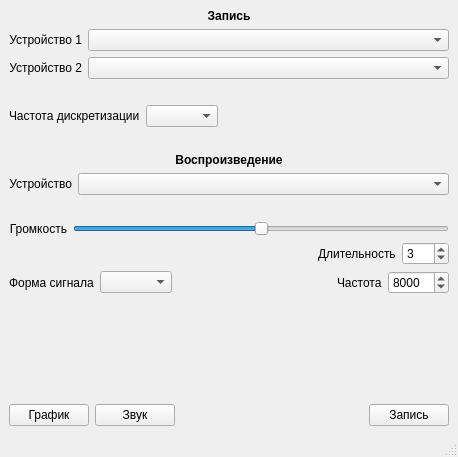
Old version of the form main.ui in the repository honeyxanny/epic-stethoscope.
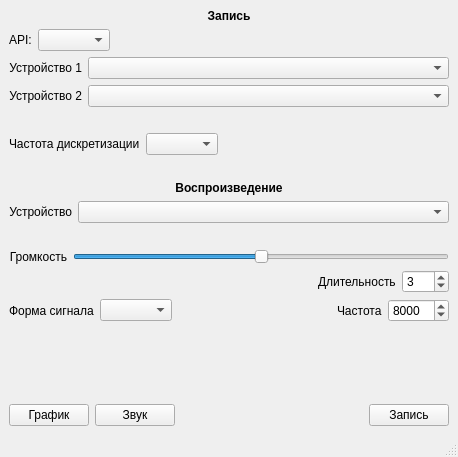
New version of the form.

Patch:
```diff
--- a/main.ui
+++ b/main.ui
@@ -56,7 +56,7 @@
      </spacer>
     </item>
     <item row="1" column="0">
-     <layout class="QVBoxLayout" name="verticalLayout" stretch="0,0,0,0,0,0,0,0,0,0,0,0,0,0">
+     <layout class="QVBoxLayout" name="verticalLayout" stretch="0,0,0,0,0,0,0,0,0,0,0,0,0,0,0">
       <item>
        <widget class="QLabel" name="recordTitle">
         <property name="font">
@@ -75,6 +75,33 @@
         </property>
        </widget>
       </item>
+      <item>
+       <layout class="QHBoxLayout" name="apiSelection">
+        <item>
+         <widget class="QLabel" name="apiLabel">
+          <property name="text">
+           <string>API:</string>
+          </property>
+         </widget>
+        </item>
+        <item>
+         <widget class="QComboBox" name="apiComboBox"/>
+        </item>
+        <item>
+         <spacer name="horizontalSpacer_4">
+          <property name="orientation">
+           <enum>Qt::Orientation::Horizontal</enum>
+          </property>
+          <property name="sizeHint" stdset="0">
+           <size>
+            <width>40</width>
+            <height>20</height>
+           </size>
+          </property>
+         </spacer>
+        </item>
+       </layout>
+      </item>
       <item>
        <layout class="QHBoxLayout" name="firstDeviceSelection" stretch="0,0">
         <item>
```
